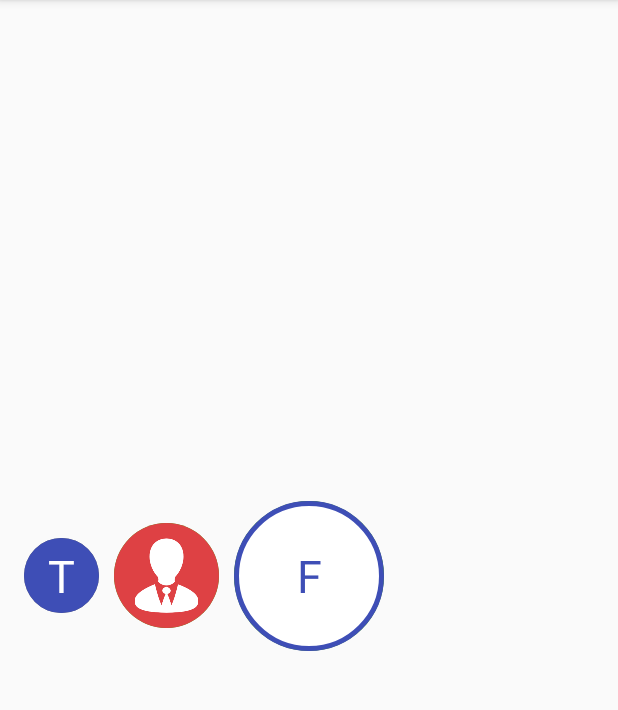
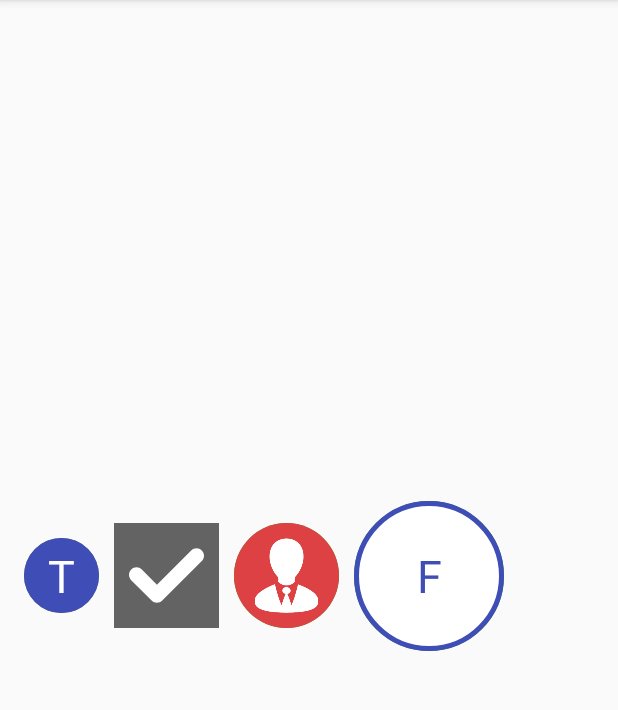
Before and after one commit to fennec69/SuperFlipCheckbox, an Android app: the screen it shows after launch (MainActivity), on a phone screen of 412 x 824 dp, the part 84-794 px from its top. Run offline under Robolectric (Android 15) with nearby library versions, the phone set to English and light mode, and no system bars.

Commit message:
unchecked/checked image padding attribute added

```diff
--- a/sample/src/main/java/com/sianav/sample/MainActivity.java
+++ b/sample/src/main/java/com/sianav/sample/MainActivity.java
@@ -3,11 +3,42 @@ package com.sianav.sample;
 import android.os.Bundle;
 import android.support.v7.app.AppCompatActivity;
 
+import com.sianav.superflipcheckbox.FlipCheckbox;
+
 public class MainActivity extends AppCompatActivity {
+
+    private FlipCheckbox mFlipCheckboxSmall;
+    private FlipCheckbox mFlipCheckboxMedium;
+    private FlipCheckbox mFlipCheckboxBig;
 
     @Override
     protected void onCreate(Bundle savedInstanceState) {
         super.onCreate(savedInstanceState);
         setContentView(R.layout.activity_main);
+        initViews();
+        initEvents();
+    }
+
+    private void initViews() {
+        mFlipCheckboxSmall = (FlipCheckbox) findViewById(R.id.checkboxSmall);
+        mFlipCheckboxMedium = (FlipCheckbox) findViewById(R.id.checkboxMedium);
+        mFlipCheckboxBig = (FlipCheckbox) findViewById(R.id.checkboxBig);
+    }
+
+    private void initEvents() {
+        mFlipCheckboxSmall.setOnCheckedChangeListener(new FlipCheckbox.OnCheckedChangeListener() {
+            @Override
+            public void onCheckedChanged(boolean isChecked) {
+                if (isChecked) {
+                    mFlipCheckboxBig.setUncheckedBackgroundTint(getResources().getColor(R.color.black));
+                    mFlipCheckboxBig.setUncheckedTint(getResources().getColor(R.color.white));
+                    mFlipCheckboxMedium.setUncheckedBackgroundTint(getResources().getColor(R.color.blue));
+                } else {
+                    mFlipCheckboxBig.setUncheckedBackgroundTint(0);
+                    mFlipCheckboxBig.setUncheckedTint(getResources().getColor(R.color.blue));
+                    mFlipCheckboxMedium.setUncheckedBackgroundTint(getResources().getColor(R.color.red));
+                }
+            }
+        });
     }
 }
--- a/sample/src/main/res/layout/activity_main.xml
+++ b/sample/src/main/res/layout/activity_main.xml
@@ -12,16 +12,16 @@
     tools:context="com.sianav.sample.MainActivity">
 
     <com.sianav.superflipcheckbox.FlipCheckbox
-        android:layout_width="50dp"
-        android:layout_height="50dp"
+        android:id="@+id/checkboxSmall"
+        android:layout_width="@dimen/checkbox_small"
+        android:layout_height="@dimen/checkbox_small"
         android:layout_gravity="center_vertical"
         android:layout_marginRight="10dp"
-        app:checked="false"
         app:checkedBackground="@drawable/circle_shape_fill"
         app:checkedBackgroundTint="@color/grey"
         app:checkedSrc="@drawable/ic_check"
         app:checkedTint="@color/white"
-        app:imagePadding="10dp"
+        app:imageCheckedPadding="10dp"
         app:uncheckedBackground="@drawable/circle_shape_fill"
         app:uncheckedBackgroundTint="@color/blue"
         app:uncheckedText="T"
@@ -29,16 +29,30 @@
         />
 
     <com.sianav.superflipcheckbox.FlipCheckbox
-        android:layout_width="70dp"
-        android:layout_height="70dp"
+        android:id="@+id/checkboxSquare"
+        android:layout_width="@dimen/checkbox_medium"
+        android:layout_height="@dimen/checkbox_medium"
         android:layout_gravity="center_vertical"
         android:layout_marginRight="10dp"
-        app:checked="false"
+        app:checked="true"
+        app:checkedBackground="@color/grey"
+        app:checkedSrc="@drawable/ic_check"
+        app:checkedTint="@color/white"
+        app:imageCheckedPadding="10dp"
+        app:uncheckedSrc="@drawable/photo"
+        />
+
+    <com.sianav.superflipcheckbox.FlipCheckbox
+        android:id="@+id/checkboxMedium"
+        android:layout_width="@dimen/checkbox_medium"
+        android:layout_height="@dimen/checkbox_medium"
+        android:layout_gravity="center_vertical"
+        android:layout_marginRight="10dp"
         app:checkedBackground="@drawable/circle_shape_fill"
         app:checkedBackgroundTint="@color/green"
         app:checkedText="H"
         app:checkedTint="@color/white"
-        app:imagePadding="10dp"
+        app:imageUncheckedPadding="10dp"
         app:uncheckedBackground="@drawable/circle_shape_fill"
         app:uncheckedBackgroundTint="@color/red"
         app:uncheckedSrc="@drawable/sample"
@@ -46,16 +60,15 @@
         />
 
     <com.sianav.superflipcheckbox.FlipCheckbox
-        android:layout_width="100dp"
-        android:layout_height="100dp"
+        android:id="@+id/checkboxBig"
+        android:layout_width="@dimen/checkbox_big"
+        android:layout_height="@dimen/checkbox_big"
         android:layout_gravity="center_vertical"
         android:layout_marginRight="10dp"
-        app:checked="false"
         app:checkedBackground="@drawable/circle_shape_fill"
         app:checkedBackgroundTint="@color/green"
         app:checkedText="X"
         app:checkedTint="@color/white"
-        app:imagePadding="10dp"
         app:uncheckedBackground="@drawable/circle_shape"
         app:uncheckedText="F"
         app:uncheckedTint="@color/blue"
--- a/sample/src/main/res/values/dimens.xml
+++ b/sample/src/main/res/values/dimens.xml
@@ -2,4 +2,7 @@
     <!-- Default screen margins, per the Android Design guidelines. -->
     <dimen name="activity_horizontal_margin">16dp</dimen>
     <dimen name="activity_vertical_margin">16dp</dimen>
+    <dimen name="checkbox_small">50dp</dimen>
+    <dimen name="checkbox_medium">70dp</dimen>
+    <dimen name="checkbox_big">100dp</dimen>
 </resources>
--- a/superfilpcheckbox/src/main/java/com/sianav/superflipcheckbox/FlipCheckbox.java
+++ b/superfilpcheckbox/src/main/java/com/sianav/superflipcheckbox/FlipCheckbox.java
@@ -29,7 +29,8 @@ public class FlipCheckbox extends FrameLayout implements Checkable {
     private int mUncheckedBackgroundTint;
     private int mCheckedBackgroundTint;
     private int mUncheckedTint;
-    private int mImagePadding;
+    private int mImageCheckedPadding;
+    private int mImageUncheckedPadding;
     private View mCheckedView;
     private View mUncheckedView;
     private OnCheckedChangeListener mOnCheckedChangeListener;
@@ -57,7 +58,8 @@ public class FlipCheckbox extends FrameLayout implements Checkable {
             mCheckedBackgroundTint = a.getColor(R.styleable.FlipCheckbox_checkedBackgroundTint, 0);
             mUncheckedBackgroundTint = a.getColor(R.styleable.FlipCheckbox_uncheckedBackgroundTint, 0);
             mChecked = a.getBoolean(R.styleable.FlipCheckbox_checked, false);
-            mImagePadding = a.getLayoutDimension(R.styleable.FlipCheckbox_imagePadding, 0);
+            mImageCheckedPadding = a.getLayoutDimension(R.styleable.FlipCheckbox_imageCheckedPadding, 0);
+            mImageUncheckedPadding = a.getLayoutDimension(R.styleable.FlipCheckbox_imageUncheckedPadding, 0);
             mCheckedText = a.getString(R.styleable.FlipCheckbox_checkedText);
             mUncheckedText = a.getString(R.styleable.FlipCheckbox_uncheckedText);
         } finally {
@@ -154,7 +156,7 @@ public class FlipCheckbox extends FrameLayout implements Checkable {
         ((ImageView) mUncheckedView).setColorFilter(mUncheckedTint);
         ((ImageView) mUncheckedView).setScaleType(ImageView.ScaleType.FIT_CENTER);
         mUncheckedView.setBackgroundResource(mUncheckedDrawable);
-        mUncheckedView.setPadding(mImagePadding, mImagePadding, mImagePadding, mImagePadding);
+        mUncheckedView.setPadding(mImageUncheckedPadding, mImageUncheckedPadding, mImageUncheckedPadding, mImageUncheckedPadding);
         if (mUncheckedBackgroundTint != 0) {
             mUncheckedView.getBackground().setColorFilter(mUncheckedBackgroundTint, PorterDuff.Mode.SRC_IN);
         }
@@ -171,7 +173,7 @@ public class FlipCheckbox extends FrameLayout implements Checkable {
         ((ImageView) mCheckedView).setColorFilter(mCheckedTint);
         ((ImageView) mCheckedView).setScaleType(ImageView.ScaleType.FIT_CENTER);
         mCheckedView.setBackgroundResource(mCheckedDrawable);
-        mCheckedView.setPadding(mImagePadding, mImagePadding, mImagePadding, mImagePadding);
+        mCheckedView.setPadding(mImageCheckedPadding, mImageCheckedPadding, mImageCheckedPadding, mImageCheckedPadding);
         if (mCheckedBackgroundTint != 0) {
             mCheckedView.getBackground().setColorFilter(mCheckedBackgroundTint, PorterDuff.Mode.SRC_IN);
         }
@@ -258,12 +260,21 @@ public class FlipCheckbox extends FrameLayout implements Checkable {
         init();
     }
 
-    public int getImagePadding() {
-        return mImagePadding;
+    public int getImageCheckedPadding() {
+        return mImageCheckedPadding;
     }
 
-    public void setImagePadding(int imagePadding) {
-        mImagePadding = imagePadding;
+    public void setImageCheckedPadding(int imageCheckedPadding) {
+        mImageCheckedPadding = imageCheckedPadding;
+        init();
+    }
+
+    public int getImageUncheckedPadding() {
+        return mImageUncheckedPadding;
+    }
+
+    public void setImageUncheckedPadding(int imageUncheckedPadding) {
+        mImageUncheckedPadding = imageUncheckedPadding;
         init();
     }
 
--- a/superfilpcheckbox/src/main/res/values/attrs.xml
+++ b/superfilpcheckbox/src/main/res/values/attrs.xml
@@ -12,6 +12,7 @@
         <attr name="checkedBackgroundTint" format="color"/>
         <attr name="uncheckedBackgroundTint" format="color"/>
         <attr name="checked" format="boolean"/>
-        <attr name="imagePadding" format="dimension"/>
+        <attr name="imageCheckedPadding" format="dimension"/>
+        <attr name="imageUncheckedPadding" format="dimension"/>
     </declare-styleable>
 </resources>
```
Also changed, not shown: superfilpcheckbox/build.gradle (+4 -4 lines), sample/src/main/res/drawable/photo.png (added), 1 other file.
